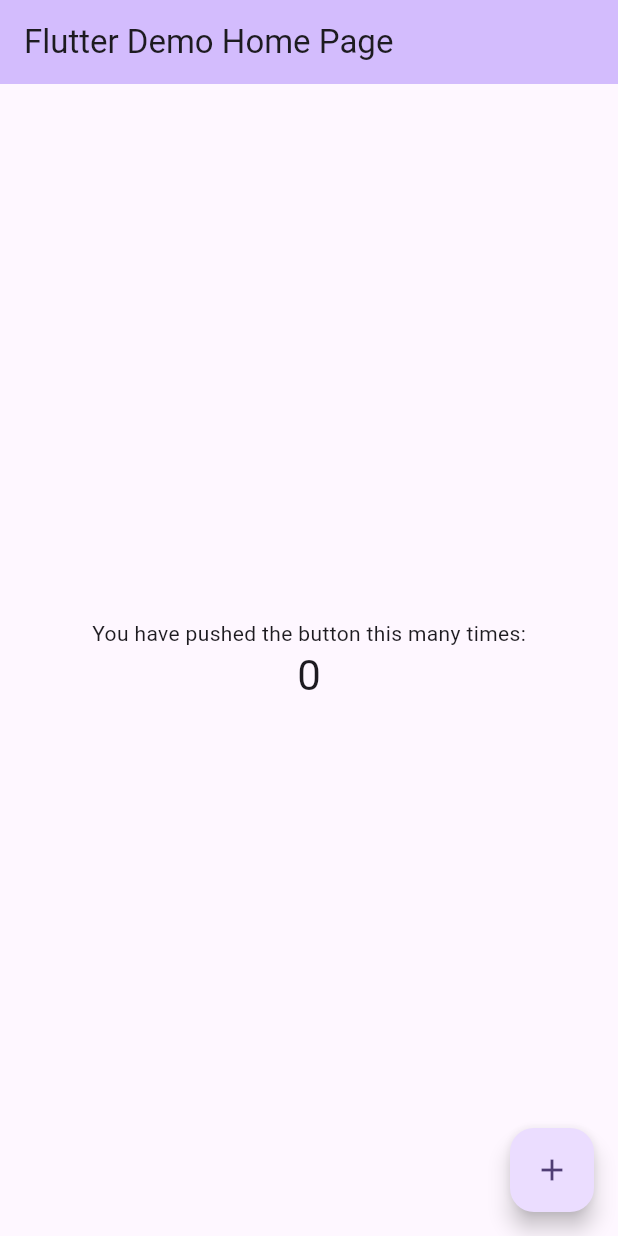
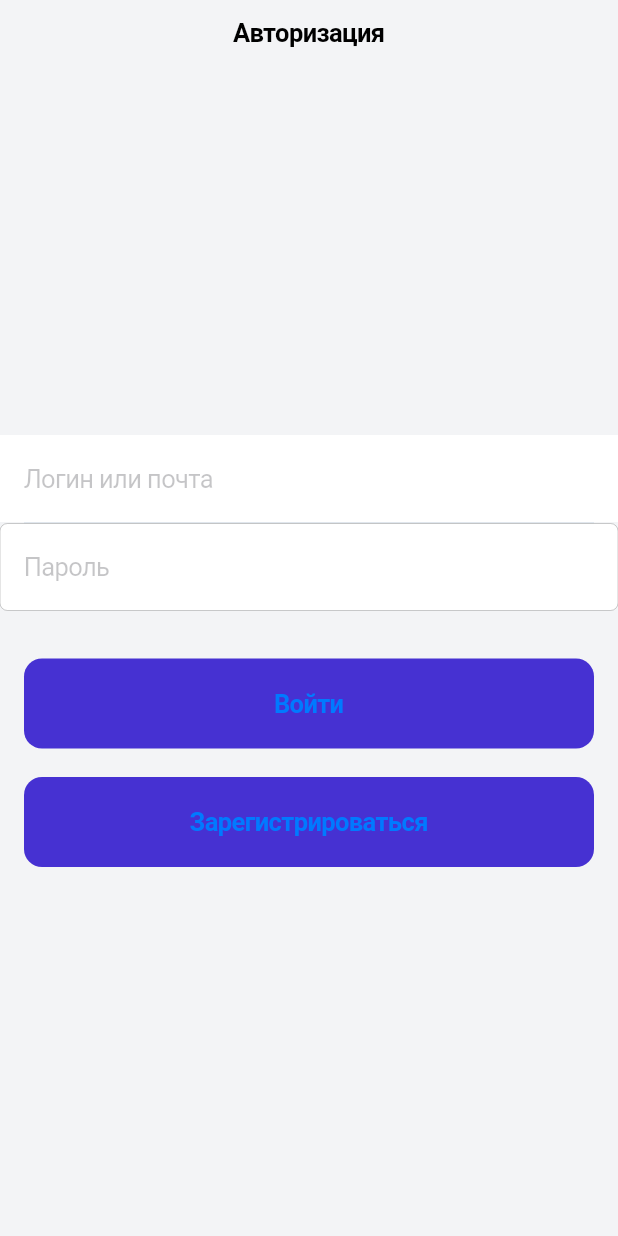
Before and after one commit to kmonnikas/first_app, a Flutter app: the screen it shows after launch, on a phone screen of 412 x 824 dp. Run offline on Flutter 3.47's test engine with Material 3 defaults, Android fonts, the phone set to English and light mode, and no system bars.

Commit message:
сделала авторизацию

```diff
--- a/lib/main.dart
+++ b/lib/main.dart
@@ -1,3 +1,5 @@
+import 'package:firstapp/src/screens/auth/auth_screen.dart';
+import 'package:flutter/cupertino.dart';
 import 'package:flutter/material.dart';
 
 void main() {
@@ -9,116 +11,8 @@ class MyApp extends StatelessWidget {
 
   @override
   Widget build(BuildContext context) {
-    return MaterialApp(
-      title: 'Flutter Demo',
-      theme: ThemeData(
-        // This is the theme of your application.
-        //
-        // TRY THIS: Try running your application with "flutter run". You'll see
-        // the application has a purple toolbar. Then, without quitting the app,
-        // try changing the seedColor in the colorScheme below to Colors.green
-        // and then invoke "hot reload" (save your changes or press the "hot
-        // reload" button in a Flutter-supported IDE, or press "r" if you used
-        // the command line to start the app).
-        //
-        // Notice that the counter didn't reset back to zero; the application
-        // state is not lost during the reload. To reset the state, use hot
-        // restart instead.
-        //
-        // This works for code too, not just values: Most code changes can be
-        // tested with just a hot reload.
-        colorScheme: ColorScheme.fromSeed(seedColor: Colors.deepPurple),
-        useMaterial3: true,
-      ),
-      home: const MyHomePage(title: 'Flutter Demo Home Page'),
+    return CupertinoApp(
+      home: AuthScreen(),
     );
   }
 }
-
-class MyHomePage extends StatefulWidget {
-  const MyHomePage({super.key, required this.title});
-
-  // This widget is the home page of your application. It is stateful, meaning
-  // that it has a State object (defined below) that contains fields that affect
-  // how it looks.
-
-  // This class is the configuration for the state. It holds the values (in this
-  // case the title) provided by the parent (in this case the App widget) and
-  // used by the build method of the State. Fields in a Widget subclass are
-  // always marked "final".
-
-  final String title;
-
-  @override
-  State<MyHomePage> createState() => _MyHomePageState();
-}
-
-class _MyHomePageState extends State<MyHomePage> {
-  int _counter = 0;
-
-  void _incrementCounter() {
-    setState(() {
-      // This call to setState tells the Flutter framework that something has
-      // changed in this State, which causes it to rerun the build method below
-      // so that the display can reflect the updated values. If we changed
-      // _counter without calling setState(), then the build method would not be
-      // called again, and so nothing would appear to happen.
-      _counter++;
-    });
-  }
-
-  @override
-  Widget build(BuildContext context) {
-    // This method is rerun every time setState is called, for instance as done
-    // by the _incrementCounter method above.
-    //
-    // The Flutter framework has been optimized to make rerunning build methods
-    // fast, so that you can just rebuild anything that needs updating rather
-    // than having to individually change instances of widgets.
-    return Scaffold(
-      appBar: AppBar(
-        // TRY THIS: Try changing the color here to a specific color (to
-        // Colors.amber, perhaps?) and trigger a hot reload to see the AppBar
-        // change color while the other colors stay the same.
-        backgroundColor: Theme.of(context).colorScheme.inversePrimary,
-        // Here we take the value from the MyHomePage object that was created by
-        // the App.build method, and use it to set our appbar title.
-        title: Text(widget.title),
-      ),
-      body: Center(
-        // Center is a layout widget. It takes a single child and positions it
-        // in the middle of the parent.
-        child: Column(
-          // Column is also a layout widget. It takes a list of children and
-          // arranges them vertically. By default, it sizes itself to fit its
-          // children horizontally, and tries to be as tall as its parent.
-          //
-          // Column has various properties to control how it sizes itself and
-          // how it positions its children. Here we use mainAxisAlignment to
-          // center the children vertically; the main axis here is the vertical
-          // axis because Columns are vertical (the cross axis would be
-          // horizontal).
-          //
-          // TRY THIS: Invoke "debug painting" (choose the "Toggle Debug Paint"
-          // action in the IDE, or press "p" in the console), to see the
-          // wireframe for each widget.
-          mainAxisAlignment: MainAxisAlignment.center,
-          children: <Widget>[
-            const Text(
-              'You have pushed the button this many times:',
-            ),
-            Text(
-              '$_counter',
-              style: Theme.of(context).textTheme.headlineMedium,
-            ),
-          ],
-        ),
-      ),
-      floatingActionButton: FloatingActionButton(
-        onPressed: _incrementCounter,
-        tooltip: 'Increment',
-        child: const Icon(Icons.add),
-      ), // This trailing comma makes auto-formatting nicer for build methods.
-    );
-  }
-}
--- /dev/null
+++ b/lib/src/screens/auth/auth_screen.dart
@@ -0,0 +1,59 @@
+import 'package:flutter/cupertino.dart';
+import 'package:flutter/material.dart';
+
+class AuthScreen extends StatelessWidget {
+  const AuthScreen({super.key});
+
+  @override
+  Widget build(BuildContext context) {
+    return CupertinoPageScaffold(
+      backgroundColor: Color(0xFFf3f4f6),
+      navigationBar: const CupertinoNavigationBar(
+      backgroundColor: Colors.white,
+      border: Border(),
+      middle: Text('Авторизация'),
+    ),
+    child: Column(
+      mainAxisAlignment: MainAxisAlignment.center,
+      crossAxisAlignment: CrossAxisAlignment.stretch,
+      children: [
+       const CupertinoTextField(placeholder: 'Логин или почта',
+       decoration: BoxDecoration(
+        color: Colors.white
+       ),
+       padding: EdgeInsets.symmetric(vertical: 19, horizontal: 16),
+       ),
+       Container(
+        height: 1,
+        color: Color(0xFFE0E6ED),
+        margin: EdgeInsets.symmetric(horizontal: 16),
+       ),
+       CupertinoTextField(placeholder: 'Пароль',
+       padding: EdgeInsets.symmetric(vertical: 19, horizontal: 16),
+       ),
+       const SizedBox(height: 32,),
+        Padding(
+          padding: const EdgeInsets.symmetric(horizontal: 16),
+          child: CupertinoButton(
+            padding: const EdgeInsets.symmetric(vertical: 20),
+            color: Color(0xFF4631d2),
+            child: const Text('Войти',
+            style: TextStyle(
+              fontWeight: FontWeight.bold
+            ),
+            ), onPressed: () {}),
+        ),
+        const SizedBox(height: 19,),
+        Padding(
+          padding: EdgeInsets.symmetric(horizontal: 16),
+          child: CupertinoButton(
+            padding: EdgeInsets.symmetric(vertical: 20),
+            color: Color(0xFF4631d2),
+            child: const Text('Зарегистрироваться',
+            style: TextStyle(fontWeight: FontWeight.bold),
+            ), onPressed: () {}),
+        )
+      ],
+    ),);
+  }
+}
```
